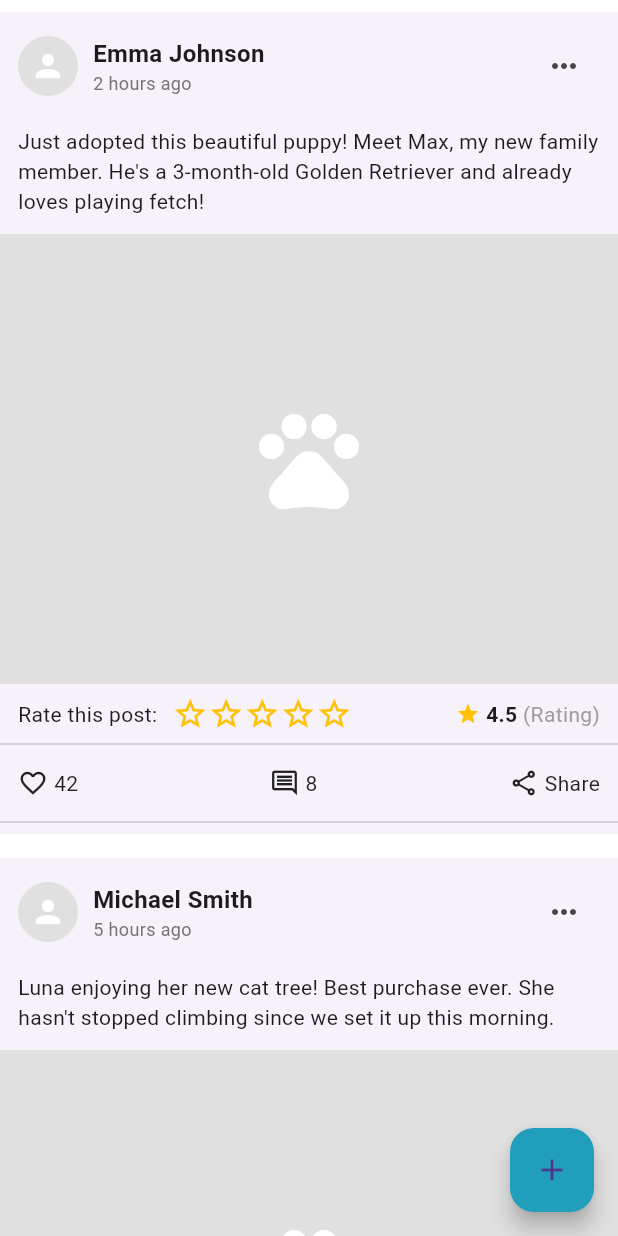
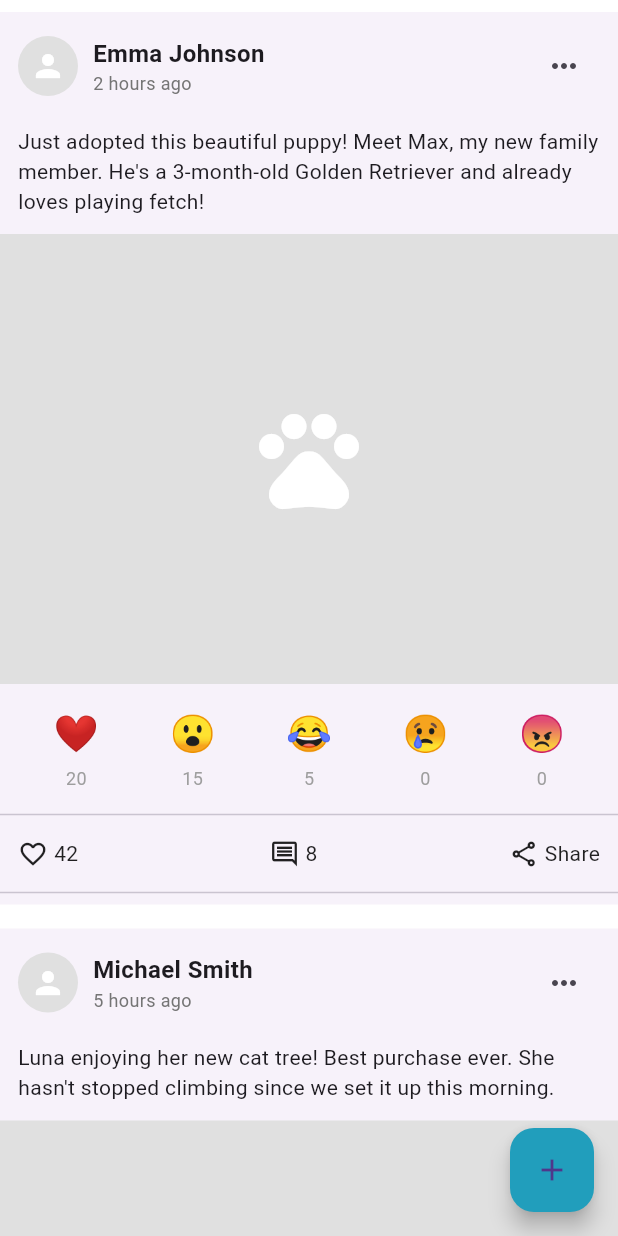
Before and after one commit to Shribodhi/SDGP-PawRescue, a Flutter app: the SocialPage screen opened directly, on a phone screen of 412 x 824 dp. Run offline on Flutter 3.47's test engine with Material 3 defaults, Android fonts, the phone set to English and light mode, and no system bars.

Commit message:
made a emoji reaction system
i made a emoji reaction system instead of rating below a post. Added a new `_buildReactionsBar` method to create emoji reaction buttons.
Created a `_buildReactionButton` method to generate individual reaction buttons.Added reactions bar below each post's content.

```diff
--- a/lib/screens/social_page.dart
+++ b/lib/screens/social_page.dart
@@ -18,9 +18,14 @@ class _SocialPageState extends State<SocialPage> {
       'image': 'assets/images/post_dog1.png',
       'likes': 42,
       'comments': 8,
-      'rating': 4.5,
+      'reactions': {
+        'love': 20,
+        'wow': 15,
+        'laugh': 5,
+        'sad': 0,
+        'angry': 0,
+      },
       'isLiked': false,
-      'userRating': 0,
     },
     {
       'id': 2,
@@ -31,9 +36,14 @@ class _SocialPageState extends State<SocialPage> {
       'image': 'assets/images/post_cat1.png',
       'likes': 28,
       'comments': 5,
-      'rating': 4.2,
+      'reactions': {
+        'love': 15,
+        'wow': 8,
+        'laugh': 3,
+        'sad': 0,
+        'angry': 0,
+      },
       'isLiked': false,
-      'userRating': 0,
     },
     {
       'id': 3,
@@ -44,9 +54,14 @@ class _SocialPageState extends State<SocialPage> {
       'image': 'assets/images/post_dog2.png',
       'likes': 56,
       'comments': 12,
-      'rating': 4.8,
+      'reactions': {
+        'love': 30,
+        'wow': 18,
+        'laugh': 5,
+        'sad': 0,
+        'angry': 0,
+      },
       'isLiked': false,
-      'userRating': 0,
     },
     {
       'id': 4,
@@ -57,9 +72,14 @@ class _SocialPageState extends State<SocialPage> {
       'image': 'assets/images/post_cat2.png',
       'likes': 35,
       'comments': 15,
-      'rating': 4.0,
+      'reactions': {
+        'love': 18,
+        'wow': 10,
+        'laugh': 5,
+        'sad': 0,
+        'angry': 0,
+      },
       'isLiked': false,
-      'userRating': 0,
     },
   ];
 
@@ -90,7 +110,6 @@ class _SocialPageState extends State<SocialPage> {
       ),
     );
   }
-
 
   Widget _buildPostCard(Map<String, dynamic> post) {
     return Card(
@@ -169,60 +188,8 @@ class _SocialPageState extends State<SocialPage> {
             ),
           ),
 
-          // Rating
-          Padding(
-            padding: const EdgeInsets.symmetric(horizontal: 12),
-            child: Row(
-              children: [
-                const Text(
-                  'Rate this post:',
-                  style: TextStyle(fontSize: 14),
-                ),
-                const SizedBox(width: 10),
-                Row(
-                  children: List.generate(5, (index) {
-                    return GestureDetector(
-                      onTap: () {
-                        setState(() {
-                          post['userRating'] = index + 1;
-                        });
-                      },
-                      child: Icon(
-                        index < post['userRating'] ? Icons.star : Icons.star_border,
-                        color: Colors.amber,
-                        size: 24,
-                      ),
-                    );
-                  }),
-                ),
-                const Spacer(),
-                Row(
-                  children: [
-                    const Icon(
-                      Icons.star,
-                      color: Colors.amber,
-                      size: 16,
-                    ),
-                    const SizedBox(width: 4),
-                    Text(
-                      post['rating'].toString(),
-                      style: const TextStyle(
-                        fontSize: 14,
-                        fontWeight: FontWeight.bold,
-                      ),
-                    ),
-                    const Text(
-                      ' (Rating)',
-                      style: TextStyle(
-                        fontSize: 14,
-                        color: Colors.grey,
-                      ),
-                    ),
-                  ],
-                ),
-              ],
-            ),
-          ),
+          // Reactions
+          _buildReactionsBar(post),
 
           const Divider(),
 
@@ -741,9 +708,14 @@ class _SocialPageState extends State<SocialPage> {
                             'image': '',
                             'likes': 0,
                             'comments': 0,
-                            'rating': 0.0,
+                            'reactions': {
+                              'love': 0,
+                              'wow': 0,
+                              'laugh': 0,
+                              'sad': 0,
+                              'angry': 0,
+                            },
                             'isLiked': false,
-                            'userRating': 0,
                           });
                         });
                         Navigator.pop(context);
@@ -778,4 +750,40 @@ class _SocialPageState extends State<SocialPage> {
       },
     );
   }
+
+  Widget _buildReactionsBar(Map<String, dynamic> post) {
+    return Padding(
+      padding: const EdgeInsets.symmetric(horizontal: 12, vertical: 8),
+      child: Row(
+        mainAxisAlignment: MainAxisAlignment.spaceAround,
+        children: [
+          _buildReactionButton(post, 'love', '❤️'),
+          _buildReactionButton(post, 'wow', '😮'),
+          _buildReactionButton(post, 'laugh', '😂'),
+          _buildReactionButton(post, 'sad', '😢'),
+          _buildReactionButton(post, 'angry', '😠'),
+        ],
+      ),
+    );
+  }
+
+  Widget _buildReactionButton(Map<String, dynamic> post, String reaction, String emoji) {
+    return InkWell(
+      onTap: () {
+        setState(() {
+          post['reactions'][reaction]++;
+        });
+      },
+      child: Column(
+        children: [
+          Text(emoji, style: const TextStyle(fontSize: 24)),
+          const SizedBox(height: 4),
+          Text(
+            '${post['reactions'][reaction]}',
+            style: const TextStyle(fontSize: 12, color: Colors.grey),
+          ),
+        ],
+      ),
+    );
+  }
 }
```
Also changed, not shown: 4 other files.
